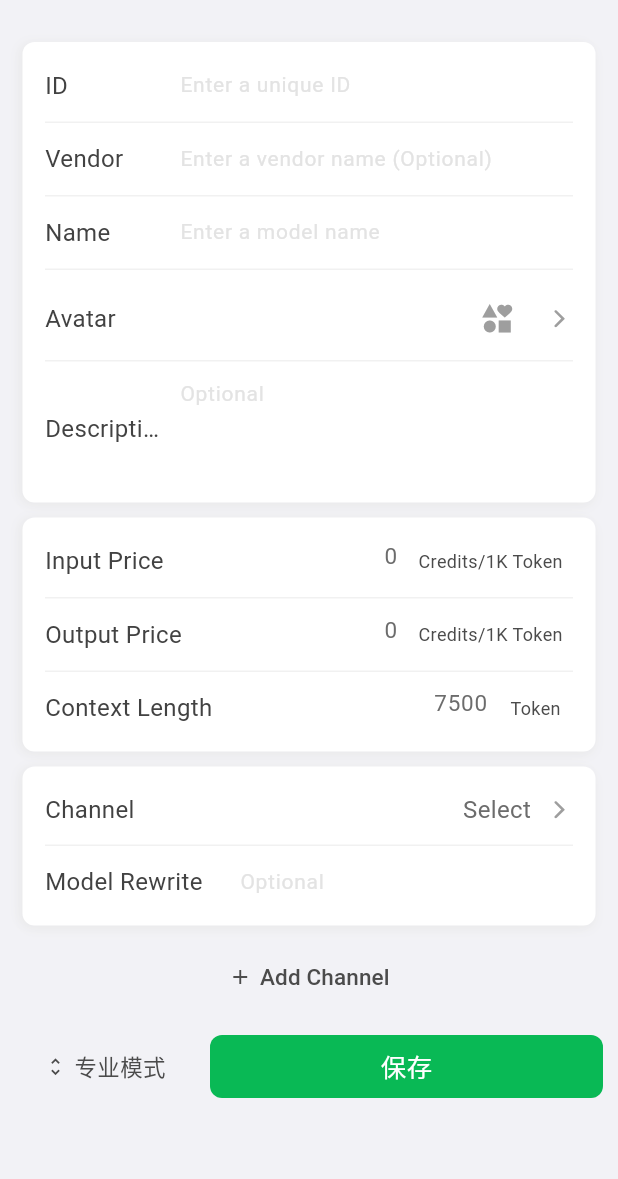
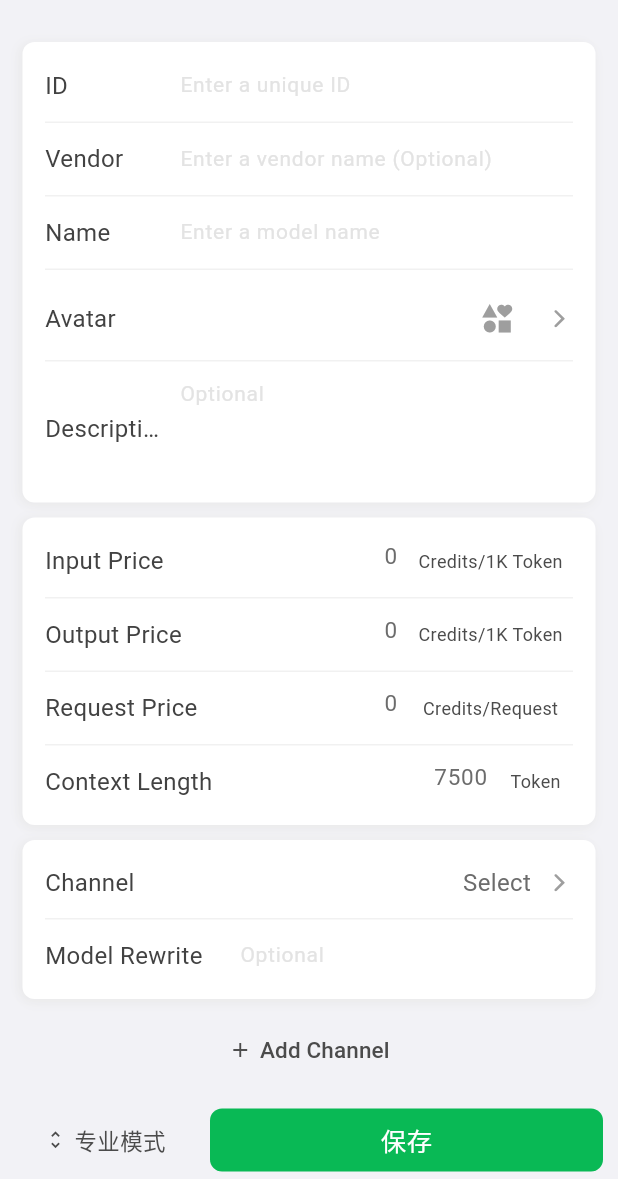
Before and after one commit to mylxsw/aidea, a Flutter app: the AdminModelCreatePage screen opened by its route, on a phone screen of 412 x 824 dp, the part 57-1236 px from its top. Run offline on Flutter 3.47's test engine with Material 3 defaults, Android fonts, the phone set to English and light mode, and no system bars; drawn by our look-alikes of flutter_slidable; our stand-ins replace animated_text_kit, audioplayers, bloc, bot_toast, cached_network_image, camera and 29 more; missing offline and left inert: before_after, camerawesome, clipboard, dart:html, dart_openai, dio_cache_interceptor and 22 more; accounts and stored records are empty; network calls fail; statements that could not run were skipped.

Commit message:
Introducing a pay-per-use billing model, the daily free model will only provide valid results.

```diff
--- a/lib/bloc/model_bloc.dart
+++ b/lib/bloc/model_bloc.dart
@@ -24,7 +24,7 @@ class ModelBloc extends Bloc<ModelEvent, ModelState> {
     on<ModelCreateEvent>((event, emit) async {
       try {
         await APIServer().adminCreateModel(event.req);
-        emit(ModelOperationResult(true, '创建成功'));
+        emit(ModelOperationResult(true, 'Creation successful'));
       } catch (e) {
         emit(ModelOperationResult(false, e.toString()));
       }
@@ -37,7 +37,7 @@ class ModelBloc extends Bloc<ModelEvent, ModelState> {
           modelId: event.modelId,
           req: event.req,
         );
-        emit(ModelOperationResult(true, '更新成功'));
+        emit(ModelOperationResult(true, 'Update successful'));
       } catch (e) {
         emit(ModelOperationResult(false, e.toString()));
       }
@@ -47,7 +47,7 @@ class ModelBloc extends Bloc<ModelEvent, ModelState> {
     on<ModelDeleteEvent>((event, emit) async {
       try {
         await APIServer().adminDeleteModel(modelId: event.modelId);
-        emit(ModelOperationResult(true, '删除成功'));
+        emit(ModelOperationResult(true, 'Delete successful'));
       } catch (e) {
         emit(ModelOperationResult(false, e.toString()));
       }
--- a/lib/lang/lang.dart
+++ b/lib/lang/lang.dart
@@ -307,6 +307,7 @@ mixin AppLocale {
   static const String free = 'free';
   static const String input = 'input';
   static const String output = 'output';
+  static const String perRequest = 'per-request';
   static const String info = 'info';
 
   static const Map<String, dynamic> zh = {
@@ -601,6 +602,7 @@ mixin AppLocale {
     free: '限免',
     input: '输入',
     output: '输出',
+    perRequest: '每次',
     info: '详情',
   };
 
@@ -900,6 +902,7 @@ mixin AppLocale {
     free: 'Free',
     input: 'Input',
     output: 'Output',
+    perRequest: 'Per',
     info: 'Detail',
   };
 }
--- a/lib/page/admin/models_add.dart
+++ b/lib/page/admin/models_add.dart
@@ -50,6 +50,7 @@ class _AdminModelCreatePageState extends State<AdminModelCreatePage> {
   final TextEditingController maxContextController = TextEditingController();
   final TextEditingController inputPriceController = TextEditingController();
   final TextEditingController outputPriceController = TextEditingController();
+  final TextEditingController perReqPriceController = TextEditingController();
   final TextEditingController promptController = TextEditingController();
   final TextEditingController categoryController = TextEditingController();
 
@@ -91,6 +92,7 @@ class _AdminModelCreatePageState extends State<AdminModelCreatePage> {
     maxContextController.dispose();
     inputPriceController.dispose();
     outputPriceController.dispose();
+    perReqPriceController.dispose();
     promptController.dispose();
     categoryController.dispose();
     tagController.dispose();
@@ -113,6 +115,7 @@ class _AdminModelCreatePageState extends State<AdminModelCreatePage> {
     maxContextController.value = const TextEditingValue(text: '7500');
     inputPriceController.value = const TextEditingValue(text: '0');
     outputPriceController.value = const TextEditingValue(text: '0');
+    perReqPriceController.value = const TextEditingValue(text: '0');
     providers.add(AdminModelProvider());
 
     super.initState();
@@ -291,6 +294,26 @@ class _AdminModelCreatePageState extends State<AdminModelCreatePage> {
                           alignment: Alignment.center,
                           child: Text(
                             'Credits/1K Token',
+                            style: TextStyle(color: customColors.weakTextColor, fontSize: 12),
+                          ),
+                        ),
+                      ),
+                      EnhancedTextField(
+                        labelWidth: 120,
+                        labelText: 'Request Price',
+                        customColors: customColors,
+                        controller: perReqPriceController,
+                        textAlignVertical: TextAlignVertical.top,
+                        hintText: 'Optional',
+                        showCounter: false,
+                        keyboardType: TextInputType.number,
+                        inputFormatters: [FilteringTextInputFormatter.digitsOnly],
+                        textDirection: TextDirection.rtl,
+                        suffixIcon: Container(
+                          width: 110,
+                          alignment: Alignment.center,
+                          child: Text(
+                            'Credits/Request',
                             style: TextStyle(color: customColors.weakTextColor, fontSize: 12),
                           ),
                         ),
@@ -685,6 +708,7 @@ class _AdminModelCreatePageState extends State<AdminModelCreatePage> {
         maxContext: int.parse(maxContextController.text),
         inputPrice: int.parse(inputPriceController.text),
         outputPrice: int.parse(outputPriceController.text),
+        perReqPrice: int.parse(perReqPriceController.text),
         prompt: promptController.text,
         vision: supportVision,
         restricted: restricted,
--- a/lib/page/component/model_item.dart
+++ b/lib/page/component/model_item.dart
@@ -248,10 +248,20 @@ class _ModelItemState extends State<ModelItem> {
       return const SizedBox();
     }
 
+    var priceText = '';
+    if (item.input > 0 || item.output > 0) {
+      priceText +=
+          '${AppLocale.input.getString(context)} ￠${item.input}, ${AppLocale.output.getString(context)} ￠${item.output}';
+    }
+
+    if (item.request > 0) {
+      priceText += ', ${AppLocale.perRequest.getString(context)} ￠${item.request}';
+    }
+
     return Row(
       children: [
         Text(
-          '${AppLocale.input.getString(context)} ￠${item.input}, ${AppLocale.output.getString(context)} ￠${item.output}',
+          priceText,
           maxLines: 2,
           overflow: TextOverflow.ellipsis,
           style: TextStyle(
--- a/lib/repo/api/admin/models.dart
+++ b/lib/repo/api/admin/models.dart
@@ -11,6 +11,7 @@ class AdminModel {
   bool get isVision => meta?.vision ?? false;
   int get inputPrice => meta?.inputPrice ?? 0;
   int get outputPrice => meta?.outputPrice ?? 0;
+  int get perReqPrice => meta?.perReqPrice ?? 0;
   int get maxContext => meta?.maxContext ?? 0;
   bool get enabled => status == 1;
 
@@ -58,6 +59,7 @@ class AdminModelMeta {
   int? maxContext;
   int? inputPrice;
   int? outputPrice;
+  int? perReqPrice;
   String? prompt;
 
   String? tag;
@@ -73,6 +75,7 @@ class AdminModelMeta {
     this.maxContext,
     this.inputPrice,
     this.outputPrice,
+    this.perReqPrice,
     this.prompt,
     this.tag,
     this.tagTextColor,
@@ -83,16 +86,17 @@ class AdminModelMeta {
 
   factory AdminModelMeta.fromJson(Map<String, dynamic> json) {
     return AdminModelMeta(
-      vision: json['vision'],
-      restricted: json['restricted'],
+      vision: json['vision'] ?? false,
+      restricted: json['restricted'] ?? false,
       maxContext: json['max_context'],
-      inputPrice: json['input_price'],
-      outputPrice: json['output_price'],
+      inputPrice: json['input_price'] ?? 0,
+      outputPrice: json['output_price'] ?? 0,
+      perReqPrice: json['per_req_price'] ?? 0,
       prompt: json['prompt'],
       tag: json['tag'],
       tagTextColor: json['tag_text_color'],
       tagBgColor: json['tag_bg_color'],
-      isNew: json['is_new'],
+      isNew: json['is_new'] ?? false,
       category: json['category'],
     );
   }
@@ -104,6 +108,7 @@ class AdminModelMeta {
       'max_context': maxContext,
       'input_price': inputPrice,
       'output_price': outputPrice,
+      'per_req_price': perReqPrice,
       'prompt': prompt,
       'tag': tag,
       'tag_text_color': tagTextColor,
--- a/lib/repo/model/model.dart
+++ b/lib/repo/model/model.dart
@@ -83,7 +83,7 @@ class Model {
 
   ModelPrice get modelPrice {
     if (priceInfo == null || priceInfo == '') {
-      return ModelPrice(input: 0, output: 0, note: '');
+      return ModelPrice(input: 0, output: 0, request: 0, note: '');
     }
 
     return ModelPrice.fromMap(jsonDecode(priceInfo!) as Map<String, dynamic>);
@@ -93,10 +93,11 @@ class Model {
 class ModelPrice {
   final int input;
   final int output;
+  final int request;
   final String note;
 
   bool get isFree {
-    return input == output && input == 0;
+    return input == output && input == 0 && request == 0;
   }
 
   bool get hasNote {
@@ -106,11 +107,13 @@ class ModelPrice {
   ModelPrice({
     required this.input,
     required this.output,
+    required this.request,
     required this.note,
   });
 
   ModelPrice.fromMap(Map<String, dynamic> map)
       : input = map['input'] ?? 0,
         output = map['output'] ?? 0,
+        request = map['request'] ?? 0,
         note = map['note'] ?? '';
 }
```
Also changed, not shown: lib/page/admin/models.dart (+12 -6 lines), lib/page/admin/models_edit.dart (+28 -0 lines).
